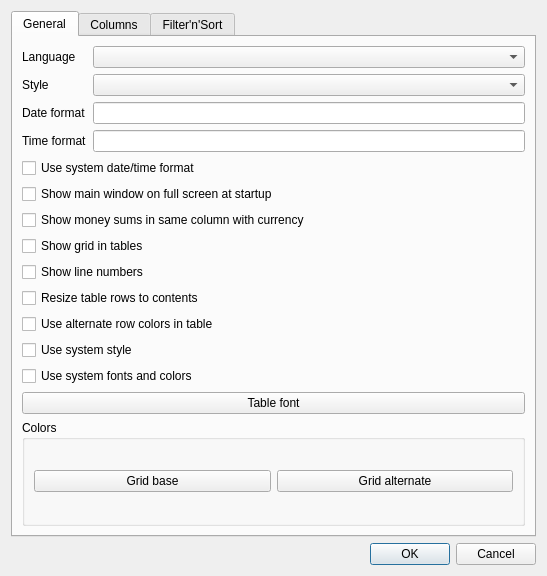
The window that app/settingsdialog.ui (DarkHobbit/homewallet) describes before a commit, drawn with Qt 5.
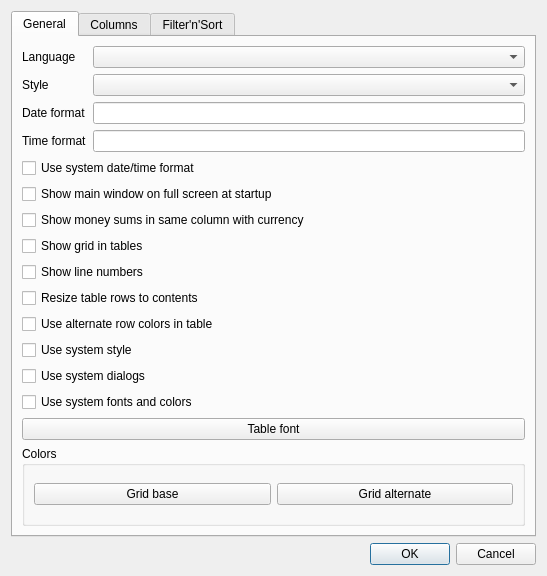
The same window after the commit.

Commit message: Settings: Use system dialogs option

```diff
--- a/app/settingsdialog.ui
+++ b/app/settingsdialog.ui
@@ -125,6 +125,13 @@
          </property>
         </widget>
        </item>
+       <item>
+        <widget class="QCheckBox" name="cbUseSystemDialogs">
+         <property name="text">
+          <string>Use system dialogs</string>
+         </property>
+        </widget>
+       </item>
        <item>
         <widget class="QCheckBox" name="cbUseSystemFontsAndColors">
          <property name="text">
```
The commit also changes 9 other files.
